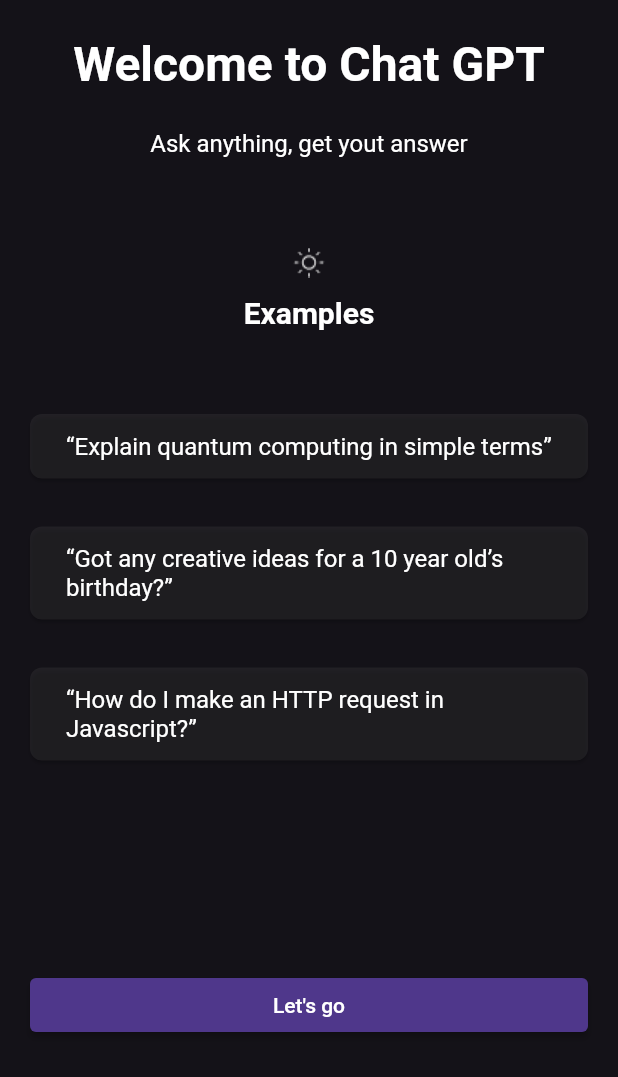
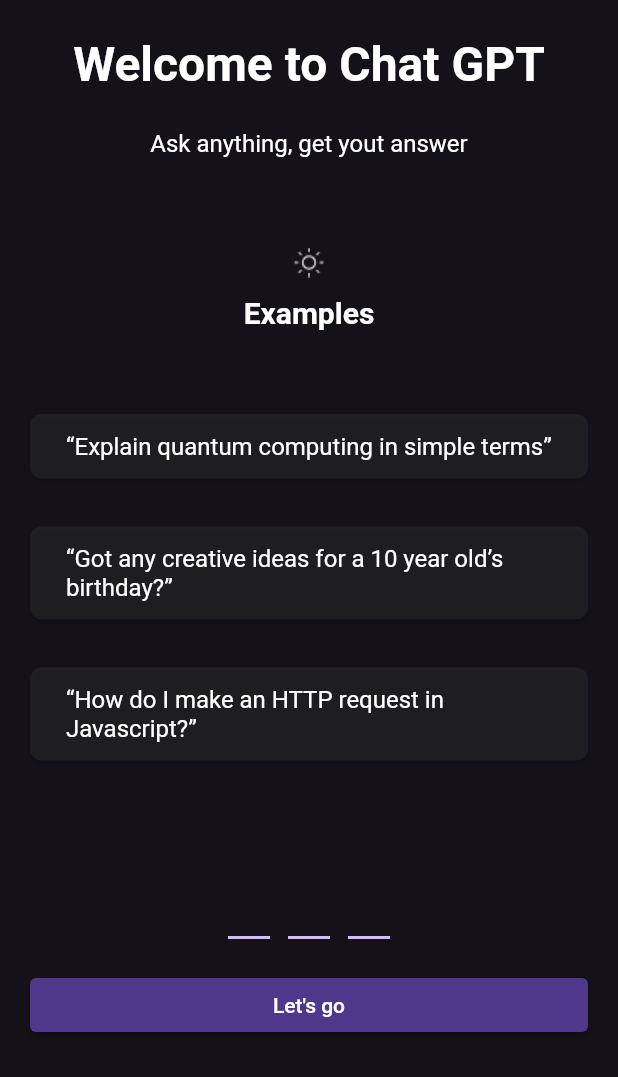
Before and after one commit to spolaorthays/gpt-flutter, a Flutter app: the screen it shows after launch, on a phone screen of 412 x 824 dp, the part 159-1236 px from its top. Run offline on Flutter 3.47's test engine with Material 2 defaults, Android fonts, the phone set to English and light mode, and no system bars; our stand-ins replace bloc_concurrency, dio, equatable, flutter_bloc, get_it, go_router and 3 more.

Commit message:
ajuste na tela de onboard

```diff
--- /dev/null
+++ b/gpt_flutter/lib/commons/components/widgets/dash_indicator_widget.dart
@@ -0,0 +1,47 @@
+import 'package:flutter/material.dart';
+
+class DashIndicatorWidget extends StatelessWidget {
+  const DashIndicatorWidget(this.dashesQuantity);
+
+  final int dashesQuantity;
+
+  @override
+  Widget build(BuildContext context) {
+    return Row(
+      mainAxisAlignment: MainAxisAlignment.center,
+      children: [
+        const SizedBox(
+          height: 2,
+          width: 12,
+        ),
+        Container(
+          color: const Color(0xFFD0BCFF),
+          width: 28,
+          height: 2,
+        ),
+        const SizedBox(
+          height: 2,
+          width: 12,
+        ),
+        Container(
+          color: const Color(0xFFD0BCFF),
+          width: 28,
+          height: 2,
+        ),
+        const SizedBox(
+          height: 2,
+          width: 12,
+        ),
+        Container(
+          color: const Color(0xFFD0BCFF),
+          width: 28,
+          height: 2,
+        ),
+        const SizedBox(
+          height: 2,
+          width: 12,
+        ),
+      ],
+    );
+  }
+}
--- a/gpt_flutter/lib/commons/components/widgets/onboard_pageview_widget.dart
+++ b/gpt_flutter/lib/commons/components/widgets/onboard_pageview_widget.dart
@@ -18,38 +18,17 @@ class OnboardPageViewWidget extends StatelessWidget {
   @override
   Widget build(BuildContext context) {
     final PageController controller = PageController();
-    return PageView(
+    return PageView.builder(
       controller: controller,
-      children: <Widget>[
-        /*Column( //TODO Não funcionou nesse caso
-          children: List.generate(imagePaths.length, (index) {
-            return PageElementWidget(
-              imagePath: imagePaths.elementAt(index),
-              imageText: imageTexts.elementAt(index),
-              cardText: cardTexts.elementAt(index),
-              cardColor: rgboModel,
-            );
-          }),
-        ),*/
-        PageElementWidget(
-          imagePath: imagePaths.elementAt(0),
-          imageText: imageTexts.elementAt(0),
-          cardText: cardTexts.elementAt(0),
+      itemCount: imagePaths.length,
+      itemBuilder: (context, index) {
+        return PageElementWidget(
+          imagePath: imagePaths.elementAt(index),
+          imageText: imageTexts.elementAt(index),
+          cardText: cardTexts.elementAt(index),
           cardColor: cardColor,
-        ),
-        PageElementWidget(
-          imagePath: imagePaths.elementAt(1),
-          imageText: imageTexts.elementAt(1),
-          cardText: cardTexts.elementAt(1),
-          cardColor: cardColor,
-        ),
-        PageElementWidget(
-          imagePath: imagePaths.elementAt(2),
-          imageText: imageTexts.elementAt(2),
-          cardText: cardTexts.elementAt(2),
-          cardColor: cardColor,
-        ),
-      ],
+        );
+      },
     );
   }
 }
--- a/gpt_flutter/lib/features/chat/presentation/widget/chat_success_widget.dart
+++ b/gpt_flutter/lib/features/chat/presentation/widget/chat_success_widget.dart
@@ -83,8 +83,6 @@ class _ChatSuccessWidgetState extends State<ChatSuccessWidget>
                       ),
                       suffixIcon: IconButton(
                         onPressed: () {
-                          print('Texto digitado: ${controller.text}');
-
                           chatBloc.add(
                             ChatRequestEvent(
                               ChatRequest(
--- a/gpt_flutter/lib/features/onboard/presentation/onboard_page.dart
+++ b/gpt_flutter/lib/features/onboard/presentation/onboard_page.dart
@@ -1,6 +1,7 @@
 import 'package:flutter/material.dart';
 import 'package:go_router/go_router.dart';
 import 'package:gpt_flutter/commons/components/custom/custom_button_background.dart';
+import 'package:gpt_flutter/commons/components/widgets/dash_indicator_widget.dart';
 
 import '../../../commons/components/widgets/onboard_pageview_widget.dart';
 
@@ -39,24 +40,9 @@ class OnboardWidget extends StatelessWidget {
 
   @override
   Widget build(BuildContext context) {
-    Color getColor(Set<MaterialState> states) {
-      const Set<MaterialState> interactiveStates = <MaterialState>{
-        MaterialState.pressed,
-        MaterialState.hovered,
-        MaterialState.focused,
-      };
-      if (states.any(interactiveStates.contains)) {
-        return Colors.blue;
-      }
-      return Colors.red;
-    }
-
     return Scaffold(
       backgroundColor: const Color(0xFF141218),
-      body: SizedBox(
-        width: double.infinity,
-        height: double.infinity,
-        child: Column(
+      body: Column(
         children: [
           Padding(
             padding: const EdgeInsets.only(top: 82),
@@ -94,6 +80,10 @@ class OnboardWidget extends StatelessWidget {
               cardColor: const Color(0x335C5C5C),
             ),
           ),
+          Padding(
+            padding: const EdgeInsets.only(bottom: 20),
+            child: DashIndicatorWidget(paths.length),
+          ),
           SizedBox(
             width: double.infinity,
             child: Padding(
@@ -117,7 +107,6 @@ class OnboardWidget extends StatelessWidget {
           ),
         ],
       ),
-      ),
     );
   }
 }
```
Lines whose indentation alone changed are shown as unchanged.
